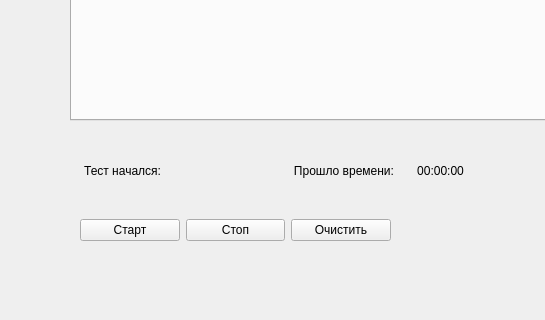
Above: stresstestapp.ui from kirathenics/QtStressTest before the change; both pictures show x 0 to 545 and y 380 to 700 of the 800 by 700 pixel window. Below: the same form after it.
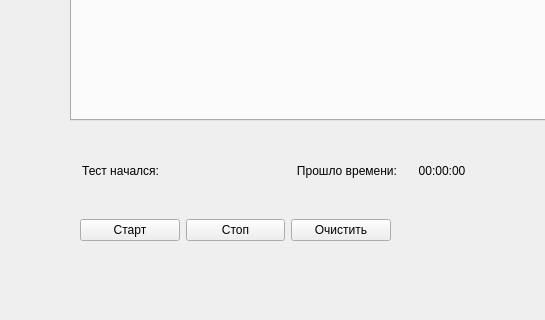
That is the form after the change.

```diff
--- a/stresstestapp.ui
+++ b/stresstestapp.ui
@@ -94,7 +94,7 @@
       <widget class="QLabel" name="currentDateTime_label">
        <property name="minimumSize">
         <size>
-         <width>120</width>
+         <width>125</width>
          <height>0</height>
         </size>
        </property>
```
